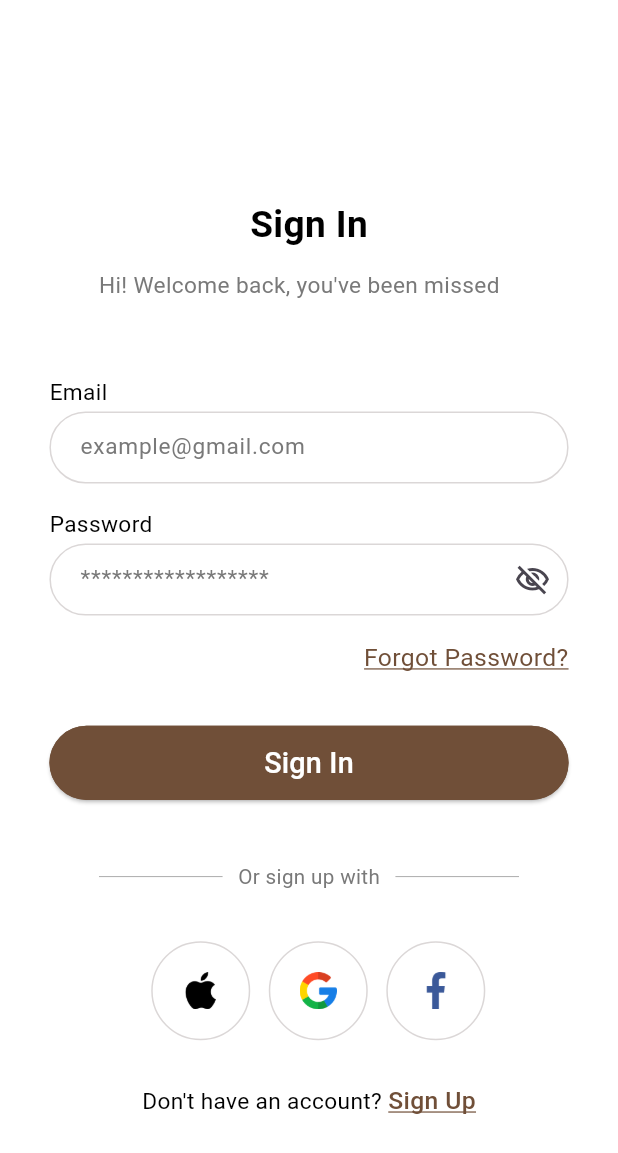
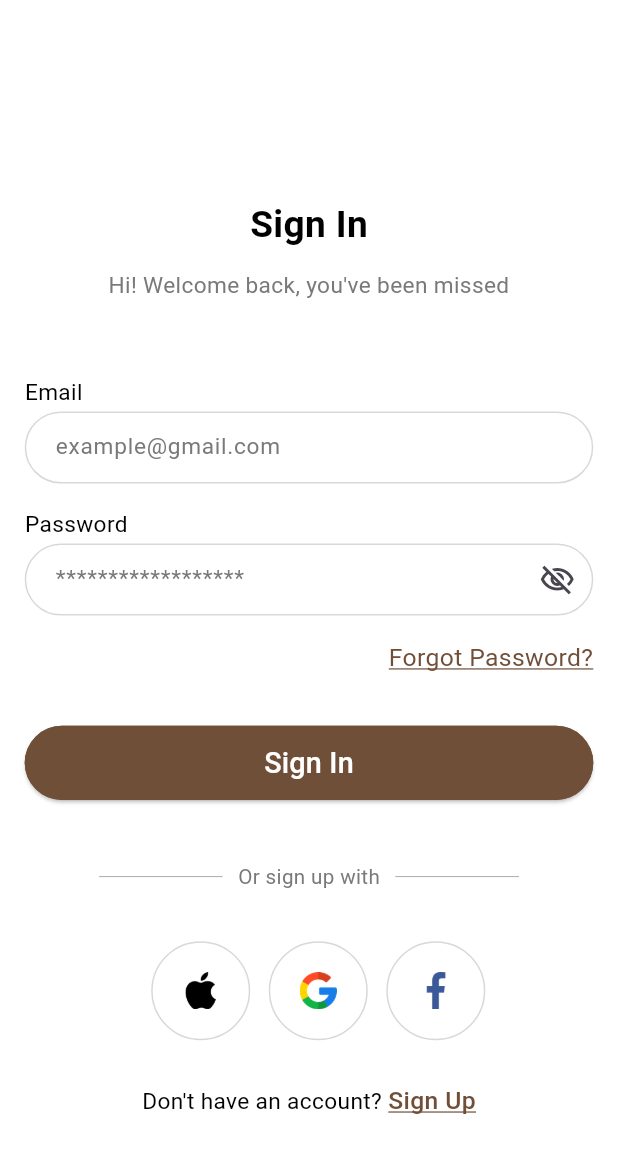
Before and after one commit to Shailesh-Tagadghar/Fashion_App, a Flutter app: the screen it shows after launch, on a phone screen of 412 x 824 dp. Shown: the top 1153 px of the screen. Run offline on Flutter 3.47's test engine with Material 3 defaults, Android fonts, the phone set to English and light mode, and no system bars; our stand-ins replace connectivity_plus, crystal_navigation_bar, dotted_line, email_validator, firebase_core, firebase_messaging and 7 more; accounts and stored records are empty; network calls fail; project files that could hold a hidden picture were left out.

Commit message:
sign in done with responsive

```diff
--- a/lib/Modules/Auth/Widget/custom_field.dart
+++ b/lib/Modules/Auth/Widget/custom_field.dart
@@ -1,5 +1,5 @@
-
 import 'package:fashion/Utils/Constants/color_constant.dart';
+import 'package:flutter/foundation.dart';
 import 'package:flutter/material.dart';
 import 'package:sizer/sizer.dart';
 
@@ -70,7 +70,7 @@
           hintText: hintText,
           hintStyle: TextStyle(
             color: hintTextColor,
-            fontSize: 14,
+            fontSize: kIsWeb ? 4 : 14,
             fontWeight: FontWeight.w500,
           ),
           contentPadding: const EdgeInsets.all(16),
@@ -135,7 +135,7 @@
           hintText: hintText,
           hintStyle: TextStyle(
             color: hintTextColor,
-            fontSize: 14,
+            fontSize: kIsWeb ? 4 : 14,
             fontWeight: FontWeight.w500,
           ),
           contentPadding: const EdgeInsets.all(16),
@@ -158,8 +158,8 @@
         // cursorRadius: const Radius.circular(8),
         decoration: InputDecoration(
           contentPadding: EdgeInsets.only(
-            left: 4.w,
-            right: 4.w,
+            left: kIsWeb ? 2.w : 4.w,
+            right: kIsWeb ? 2.w : 4.w,
             bottom: 1.h,
             top: 1.h,
           ),
--- a/lib/Modules/Auth/sign_in.dart
+++ b/lib/Modules/Auth/sign_in.dart
@@ -9,6 +9,7 @@
 import 'package:fashion/Utils/Constants/asset_constant.dart';
 import 'package:fashion/Utils/Constants/color_constant.dart';
 import 'package:fashion/Utils/Constants/string_constant.dart';
+import 'package:flutter/foundation.dart';
 import 'package:flutter/material.dart';
 import 'package:get/get.dart';
 import 'package:get_storage/get_storage.dart';
@@ -31,12 +32,15 @@
       backgroundColor: ColorConstants.whiteColor,
       body: Padding(
         padding: EdgeInsets.only(
-          top: 16.h,
-          left: 4.w,
-          right: 4.w,
-          bottom: 2.h,
+          top: kIsWeb ? 8.h : 16.h,
+          left: kIsWeb ? 4.w : 4.w,
+          right: kIsWeb ? 4.w : 4.w,
+          bottom: kIsWeb ? 4.h : 2.h,
         ),
         child: SingleChildScrollView(
+          child: Align(
+            child: SizedBox(
+              width: kIsWeb ? 40.w : 100.w,
               child: Column(
                 crossAxisAlignment: CrossAxisAlignment.start,
                 children: [
@@ -44,48 +48,39 @@
                     child: CustomText(
                       text: StringConstants.signIn,
                       color: ColorConstants.blackColor,
-                  fontSize: 18,
+                      fontSize: kIsWeb ? 8 : 18,
                       weight: FontWeight.w600,
                     ),
                   ),
                   SizedBox(height: 1.5.h),
-              Padding(
-                padding: EdgeInsets.only(
-                  left: 12.w,
-                  right: 12.w,
-                ),
-                child: const CustomText(
+                  const Center(
+                    child: CustomText(
                       text: StringConstants.welcome,
                       color: ColorConstants.greyColor,
-                  fontSize: 11,
+                      fontSize: kIsWeb ? 6 : 11,
                       weight: FontWeight.w400,
                       textAlign: TextAlign.center,
                     ),
                   ),
                   SizedBox(
-                height: 6.h,
+                    height: kIsWeb ? 3.h : 6.h,
                   ),
-              Padding(
-                padding: EdgeInsets.only(
-                  left: 4.w,
-                  right: 4.w,
-                ),
-                child: Column(
+                  Column(
                     crossAxisAlignment: CrossAxisAlignment.start,
                     children: [
                       const CustomText(
                         text: StringConstants.emaillabel,
                         color: ColorConstants.blackColor,
-                      fontSize: 11,
+                        fontSize: kIsWeb ? 4 : 11,
                         weight: FontWeight.w400,
                       ),
                       SizedBox(
-                      height: 0.2.h,
+                        height: kIsWeb ? 0.8.h : 0.2.h,
                       ),
                       CustomField(
                         controller: emailController,
                         hintText: StringConstants.email,
-                      fontSize: 11,
+                        fontSize: kIsWeb ? 3 : 11,
                         hintTextColor: ColorConstants.greyColor,
                         keyboardType: TextInputType.emailAddress,
                       ),
@@ -94,22 +89,22 @@
                             ? CustomText(
                                 text: validationController.emailError.value,
                                 color: Colors.red,
-                              fontSize: 10,
+                                fontSize: kIsWeb ? 4 : 10,
                                 weight: FontWeight.w400,
                               )
                             : Container(),
                       ),
                       SizedBox(
-                      height: 2.h,
+                        height: kIsWeb ? 2.h : 2.h,
                       ),
                       const CustomText(
                         text: StringConstants.passwordlabel,
                         color: ColorConstants.blackColor,
-                      fontSize: 11,
+                        fontSize: kIsWeb ? 4 : 11,
                         weight: FontWeight.w400,
                       ),
                       SizedBox(
-                      height: 0.2.h,
+                        height: kIsWeb ? 0.8.h : 0.2.h,
                       ),
                       Obx(
                         () => CustomField(
@@ -118,21 +113,22 @@
                           obscuringCharacter: '*',
                           showPasswordIcon: true,
                           hintText: StringConstants.password,
-                        fontSize: 11,
+                          fontSize: kIsWeb ? 3 : 11,
                           hintTextColor: ColorConstants.greyColor,
-                        onIconPressed: authController.togglePasswordVisibility,
+                          onIconPressed:
+                              authController.togglePasswordVisibility,
                         ),
                       ),
                       Obx(() => validationController.passwordError.isNotEmpty
                           ? CustomText(
                               text: validationController.passwordError.value,
                               color: Colors.red,
-                            fontSize: 10,
+                              fontSize: kIsWeb ? 4 : 11,
                               weight: FontWeight.w400,
                             )
                           : Container()),
                       SizedBox(
-                      height: 2.h,
+                        height: kIsWeb ? 2.h : 2.h,
                       ),
                       GestureDetector(
                         onTap: () {
@@ -143,7 +139,7 @@
                           child: CustomText(
                             text: StringConstants.forgotpass,
                             color: ColorConstants.rich,
-                          fontSize: 12,
+                            fontSize: kIsWeb ? 4 : 12,
                             weight: FontWeight.w400,
                             decoration: TextDecoration.underline,
                             textAlign: TextAlign.right,
@@ -151,12 +147,12 @@
                         ),
                       ),
                       SizedBox(
-                      height: 4.h,
+                        height: kIsWeb ? 4.h : 4.h,
                       ),
                       CustomButton(
                         label: StringConstants.signIn,
-                      height: 6.h,
-                      fontSize: 14,
+                        height: kIsWeb ? 6.h : 6.h,
+                        fontSize: kIsWeb ? 4 : 14,
                         weight: FontWeight.w500,
                         labelColor: ColorConstants.whiteColor,
                         btnColor: ColorConstants.rich,
@@ -168,7 +164,8 @@
                               .validatePassword(passwordController.text);
 
                           if (validationController.emailError.value.isEmpty &&
-                            validationController.passwordError.value.isEmpty) {
+                              validationController
+                                  .passwordError.value.isEmpty) {
                             final loginData = {
                               'email': emailController.text,
                               'password': passwordController.text,
@@ -179,8 +176,8 @@
 
                             try {
                               await ApiService.loginUser(loginData);
-                            Get.offNamed(
-                                AppRoutes.navbarScreen); // Navigate on success
+                              Get.offNamed(AppRoutes
+                                  .navbarScreen); // Navigate on success
                             } catch (e) {
                               log('Login error: $e');
                               // Handle login errors
@@ -189,33 +186,33 @@
                         },
                       ),
                       SizedBox(
-                      height: 5.h,
+                        height: kIsWeb ? 4.h : 5.h,
                       ),
                       Row(
                         mainAxisAlignment: MainAxisAlignment.center,
                         children: [
                           Container(
-                          height: 0.05.h,
-                          width: 20.w,
+                            height: kIsWeb ? 0.05.h : 0.05.h,
+                            width: kIsWeb ? 3.w : 20.w,
                             decoration: const BoxDecoration(
                               color: ColorConstants.greyColor,
                             ),
                           ),
                           SizedBox(
-                          width: 2.5.w,
+                            width: kIsWeb ? 1.w : 2.5.w,
                           ),
                           const CustomText(
                             text: StringConstants.diffsigninmethod2,
                             color: ColorConstants.greyColor,
-                          fontSize: 10,
+                            fontSize: kIsWeb ? 3 : 10,
                             weight: FontWeight.w400,
                           ),
                           SizedBox(
-                          width: 2.5.w,
+                            width: kIsWeb ? 1.w : 2.5.w,
                           ),
                           Container(
-                          height: 0.05.h,
-                          width: 20.w,
+                            height: kIsWeb ? 0.05.h : 0.05.h,
+                            width: kIsWeb ? 3.w : 20.w,
                             decoration: const BoxDecoration(
                               color: ColorConstants.greyColor,
                             ),
@@ -223,66 +220,70 @@
                         ],
                       ),
                       SizedBox(
-                      height: 4.h,
+                        height: kIsWeb ? 4.h : 4.h,
                       ),
                       Row(
                         mainAxisAlignment: MainAxisAlignment.center,
                         children: [
                           Container(
-                          margin: EdgeInsets.only(left: 3.w),
-                          padding: const EdgeInsets.all(8),
+                            margin: EdgeInsets.only(left: kIsWeb ? 0.5.w : 3.w),
+                            padding: const EdgeInsets.all(kIsWeb ? 5 : 8),
                             decoration: BoxDecoration(
                               border: Border.all(
-                                color: ColorConstants.lightGrayColor, width: 1),
+                                  color: ColorConstants.lightGrayColor,
+                                  width: 1),
                               shape: BoxShape.circle,
                             ),
                             child: IconButton(
-                            padding: const EdgeInsets.all(1),
+                              padding: const EdgeInsets.all(kIsWeb ? 5 : 1),
+                              iconSize: 24,
                               icon: Image(
                                 image: const AssetImage(
                                   AssetConstant.appleLogo,
                                 ),
-                              width: 6.w,
+                                width: kIsWeb ? 2.w : 6.w,
                               ),
                               onPressed: () {},
                             ),
                           ),
                           Container(
-                          margin: EdgeInsets.only(left: 3.w),
-                          padding: const EdgeInsets.all(8),
+                            margin: EdgeInsets.only(left: kIsWeb ? 0.5.w : 3.w),
+                            padding: const EdgeInsets.all(kIsWeb ? 5 : 8),
                             decoration: BoxDecoration(
                               border: Border.all(
-                                color: ColorConstants.lightGrayColor, width: 1),
+                                  color: ColorConstants.lightGrayColor,
+                                  width: 1),
                               shape: BoxShape.circle,
                             ),
                             child: IconButton(
-                            padding: const EdgeInsets.all(1),
+                              padding: const EdgeInsets.all(kIsWeb ? 5 : 1),
                               iconSize: 24,
                               icon: Image(
                                 image: const AssetImage(
                                   AssetConstant.googleLogo,
                                 ),
-                              width: 6.w,
+                                width: kIsWeb ? 2.w : 6.w,
                               ),
                               onPressed: () {},
                             ),
                           ),
                           Container(
-                          margin: EdgeInsets.only(left: 3.w),
-                          padding: const EdgeInsets.all(8),
+                            margin: EdgeInsets.only(left: kIsWeb ? 0.5.w : 3.w),
+                            padding: const EdgeInsets.all(kIsWeb ? 5 : 8),
                             decoration: BoxDecoration(
                               border: Border.all(
-                                color: ColorConstants.lightGrayColor, width: 1),
+                                  color: ColorConstants.lightGrayColor,
+                                  width: 1),
                               shape: BoxShape.circle,
                             ),
                             child: IconButton(
-                            padding: const EdgeInsets.all(1),
+                              padding: const EdgeInsets.all(kIsWeb ? 5 : 1),
                               iconSize: 24,
                               icon: Image(
                                 image: const AssetImage(
                                   AssetConstant.faceBookLogo,
                                 ),
-                              width: 6.w,
+                                width: kIsWeb ? 2.w : 6.w,
                               ),
                               onPressed: () {},
                             ),
@@ -290,7 +291,7 @@
                         ],
                       ),
                       SizedBox(
-                      height: 3.5.h,
+                        height: kIsWeb ? 3.h : 3.5.h,
                       ),
                       Row(
                         mainAxisAlignment: MainAxisAlignment.center,
@@ -298,11 +299,11 @@
                           const CustomText(
                             text: StringConstants.account1,
                             color: ColorConstants.blackColor,
-                          fontSize: 11,
+                            fontSize: kIsWeb ? 3 : 11,
                             weight: FontWeight.w400,
                           ),
                           SizedBox(
-                          width: 1.w,
+                            width: kIsWeb ? 0.5.w : 1.w,
                           ),
                           GestureDetector(
                             onTap: () {
@@ -311,7 +312,7 @@
                             child: const CustomText(
                               text: StringConstants.signUp,
                               color: ColorConstants.rich,
-                            fontSize: 12,
+                              fontSize: kIsWeb ? 3 : 12,
                               weight: FontWeight.w500,
                               decoration: TextDecoration.underline,
                             ),
@@ -320,8 +321,9 @@
                       ),
                     ],
                   ),
+                ],
               ),
-            ],
+            ),
           ),
         ),
       ),
```
Lines whose indentation alone changed are shown as unchanged.
